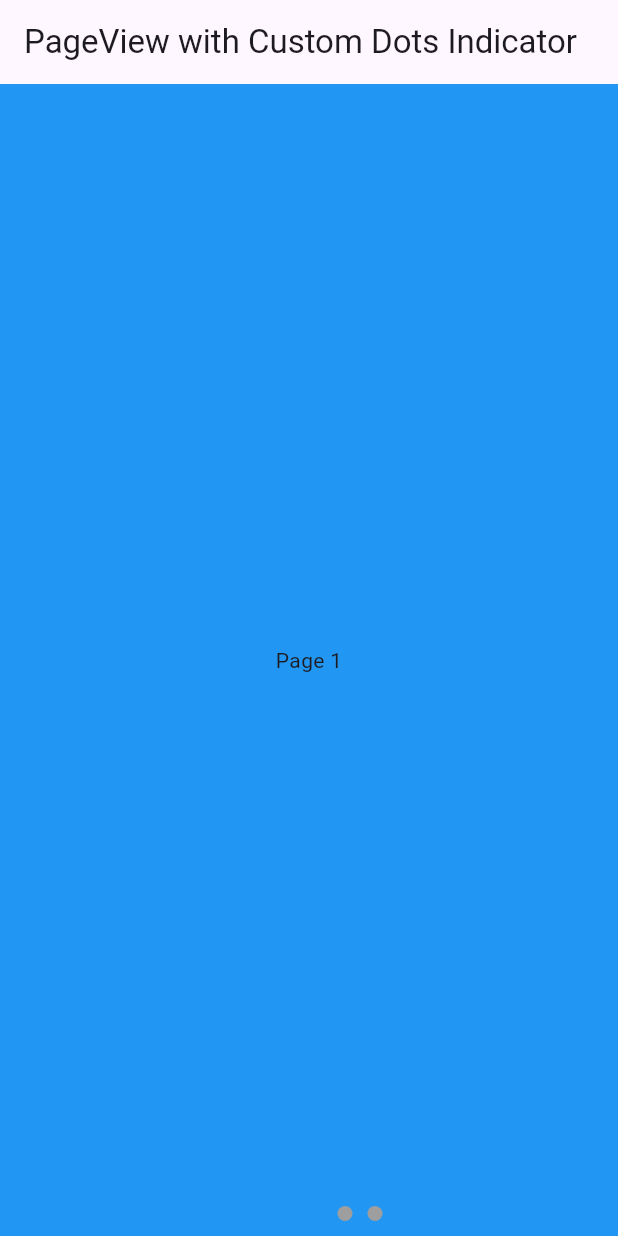
After one commit to shanmusheng/all_test, a Flutter app: the CustomPageViewWidget screen opened directly, on a phone screen of 412 x 824 dp. The commit adds this screen. Run offline on Flutter 3.47's test engine with Material 2 defaults, Android fonts, the phone set to English and light mode, and no system bars; Roboto replaces fonts that are missing (AaBuKeYan).

Commit message:
完善了启动页和组件

```diff
--- a/lib/home.dart
+++ b/lib/home.dart
@@ -1,4 +1,5 @@
 import 'package:all_test/items/ziti.dart';
+import 'package:all_test/testing/tabtest.dart';
 import 'package:flutter/material.dart';
 
 import 'items/ui1/ui_1_home.dart';
@@ -52,6 +53,10 @@ class _HomeState extends State<Home> {
             item(
               to: ui_home(),
               title: 'ui布局社交系列1',
+            ),
+            item(
+              to: CustomPageViewWidget(),
+              title: 'pageview启动页实例',
             )
           ],
         ),
--- a/lib/items/ui1/screen/homeall/continues.dart
+++ b/lib/items/ui1/screen/homeall/continues.dart
@@ -1,6 +1,4 @@
 import 'package:flutter/material.dart';
-
-import '../login.dart';
 
 class continues extends StatelessWidget {
   final double width;
--- /dev/null
+++ b/lib/testing/tabtest.dart
@@ -0,0 +1,89 @@
+import 'package:flutter/material.dart';
+
+class CustomPageViewWidget extends StatefulWidget {
+  @override
+  _CustomPageViewWidgetState createState() => _CustomPageViewWidgetState();
+}
+
+class _CustomPageViewWidgetState extends State<CustomPageViewWidget> {
+  final PageController _controller = PageController();
+  int _currentPage = 0;
+
+  @override
+  void initState() {
+    super.initState();
+    _controller.addListener(() {
+      setState(() {
+        _currentPage = _controller.page!.round();
+      });
+    });
+  }
+
+  @override
+  void dispose() {
+    _controller.dispose();
+    super.dispose();
+  }
+
+  Widget _buildDot(int index) {
+    return Container(
+      width: 10,
+      height: 10,
+      margin: EdgeInsets.symmetric(horizontal: 5),
+      decoration: BoxDecoration(
+        shape: BoxShape.circle,
+        color: index == _currentPage ? Colors.blue : Colors.grey,
+      ),
+    );
+  }
+
+  @override
+  Widget build(BuildContext context) {
+    return Scaffold(
+      appBar: AppBar(
+        title: Text('PageView with Custom Dots Indicator'),
+      ),
+      body: Stack(
+        children: <Widget>[
+          PageView(
+            controller: _controller,
+            children: <Widget>[
+              Container(
+                color: Colors.blue,
+                child: Center(
+                  child: Text('Page 1'),
+                ),
+              ),
+              Container(
+                color: Colors.green,
+                child: Center(
+                  child: Text('Page 2'),
+                ),
+              ),
+              Container(
+                color: Colors.red,
+                child: Center(
+                  child: Text('Page 3'),
+                ),
+              ),
+            ],
+          ),
+          Positioned(
+            bottom: 10,
+            left: 200,
+            child: Row(
+              mainAxisAlignment: MainAxisAlignment.center,
+              children: List.generate(3, (index) => _buildDot(index)),
+            ),
+          ),
+        ],
+      ),
+    );
+  }
+}
+
+void main() {
+  runApp(MaterialApp(
+    home: CustomPageViewWidget(),
+  ));
+}
```
Also changed, not shown: lib/items/ui1/screen/index.dart (+7 -147 lines), lib/items/ui1/screen/indexall/bottomIndex.dart (added, +89 -0 lines), lib/items/ui1/screen/indexall/caption.dart (added, +31 -0 lines), lib/items/ui1/screen/indexall/rowitem.dart (added, +62 -0 lines).
